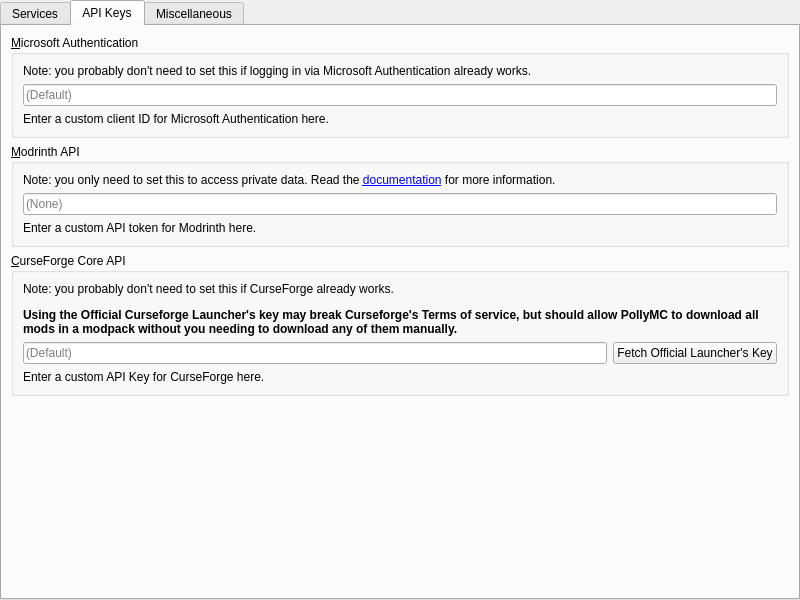
First picture: the form in launcher/ui/pages/global/APIPage.ui, repository fn2006/PollyMC, before the edit.
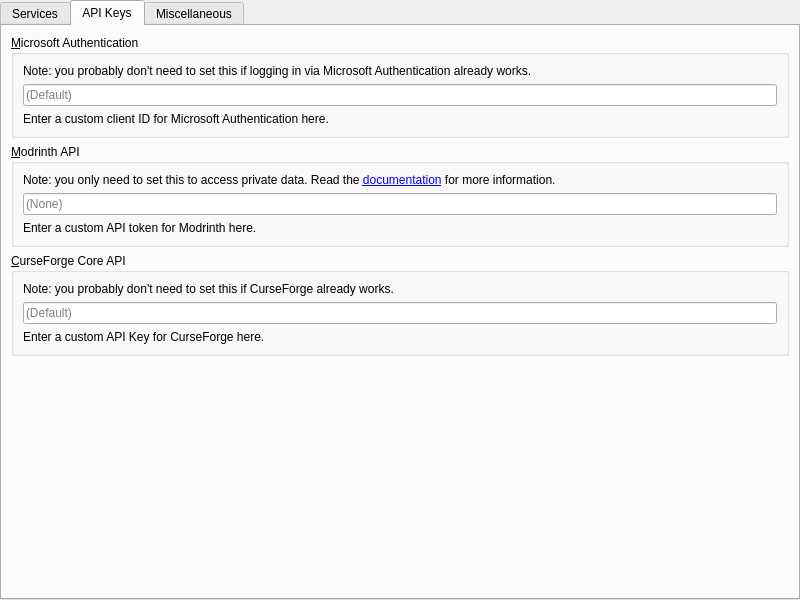
Second picture: the form after the edit. The open tabs and pages were chosen to show the change.

Patch:
```diff
--- a/launcher/ui/pages/global/APIPage.ui
+++ b/launcher/ui/pages/global/APIPage.ui
@@ -248,9 +248,16 @@
          <property name="title">
           <string>&amp;CurseForge Core API</string>
          </property>
-         <layout class="QGridLayout" name="gridLayout">
+         <layout class="QGridLayout" name="gridLayout_2">
+          <item row="0" column="0">
+           <widget class="QLabel" name="label_10">
+            <property name="text">
+             <string>Note: you probably don't need to set this if CurseForge already works.</string>
+            </property>
+           </widget>
+          </item>
           <item row="2" column="0">
-           <widget class="QLabel" name="label_7">
+           <widget class="QLabel" name="label_9">
             <property name="text">
              <string>Enter a custom API Key for CurseForge here.</string>
             </property>
@@ -275,29 +282,6 @@
             </property>
            </widget>
           </item>
-          <item row="1" column="1">
-           <widget class="QPushButton" name="fetchKeyButton">
-            <property name="text">
-             <string>Fetch Official Launcher's Key</string>
-            </property>
-           </widget>
-          </item>
-          <item row="0" column="0" colspan="2">
-           <widget class="QLabel" name="label_8">
-            <property name="sizePolicy">
-             <sizepolicy hsizetype="Preferred" vsizetype="Preferred">
-              <horstretch>0</horstretch>
-              <verstretch>0</verstretch>
-             </sizepolicy>
-            </property>
-            <property name="text">
-             <string>&lt;html&gt;&lt;head/&gt;&lt;body&gt;&lt;p&gt;Note: you probably don't need to set this if CurseForge already works.&lt;/p&gt;&lt;p&gt;&lt;span style=&quot; font-weight:700;&quot;&gt;Using the Official Curseforge Launcher's key may break Curseforge's Terms of service, but should allow PollyMC to download all mods in a modpack without you needing to download any of them manually.&lt;/span&gt;&lt;/p&gt;&lt;/body&gt;&lt;/html&gt;</string>
-            </property>
-            <property name="wordWrap">
-             <bool>true</bool>
-            </property>
-           </widget>
-          </item>
          </layout>
         </widget>
        </item>
```
Left out of the diff: 3 changed lines with no effect on the pictures.
